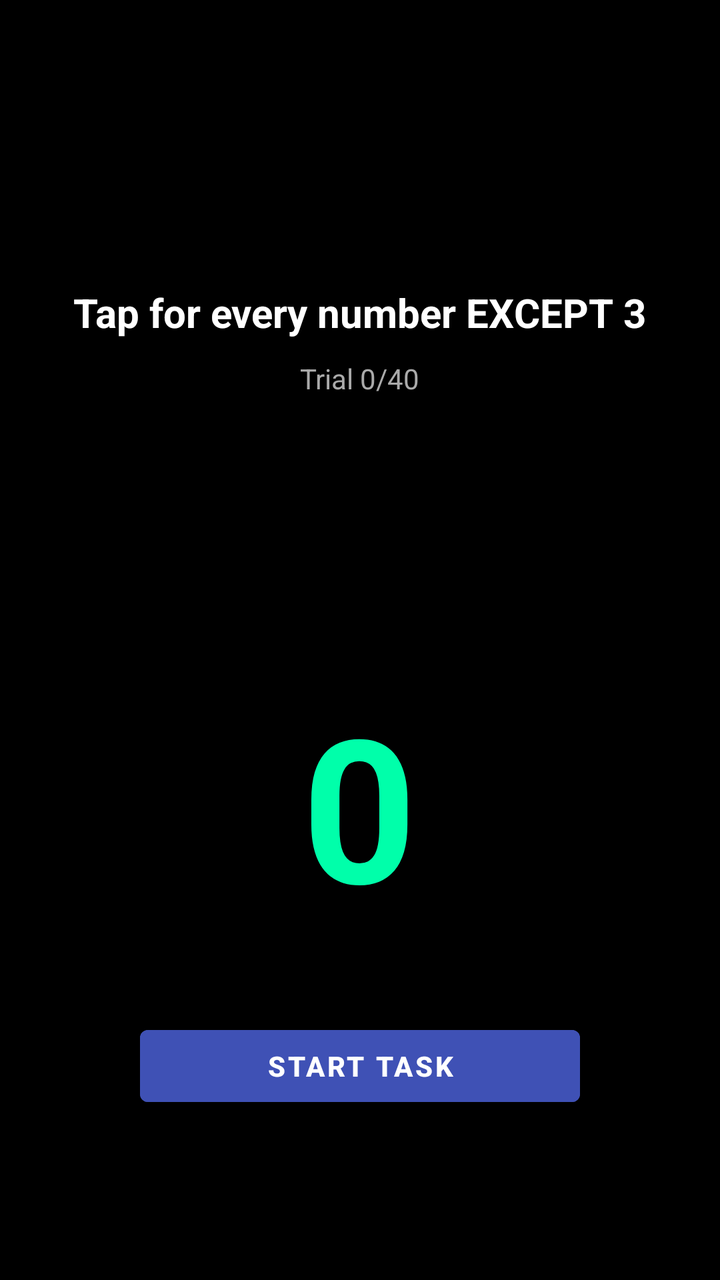
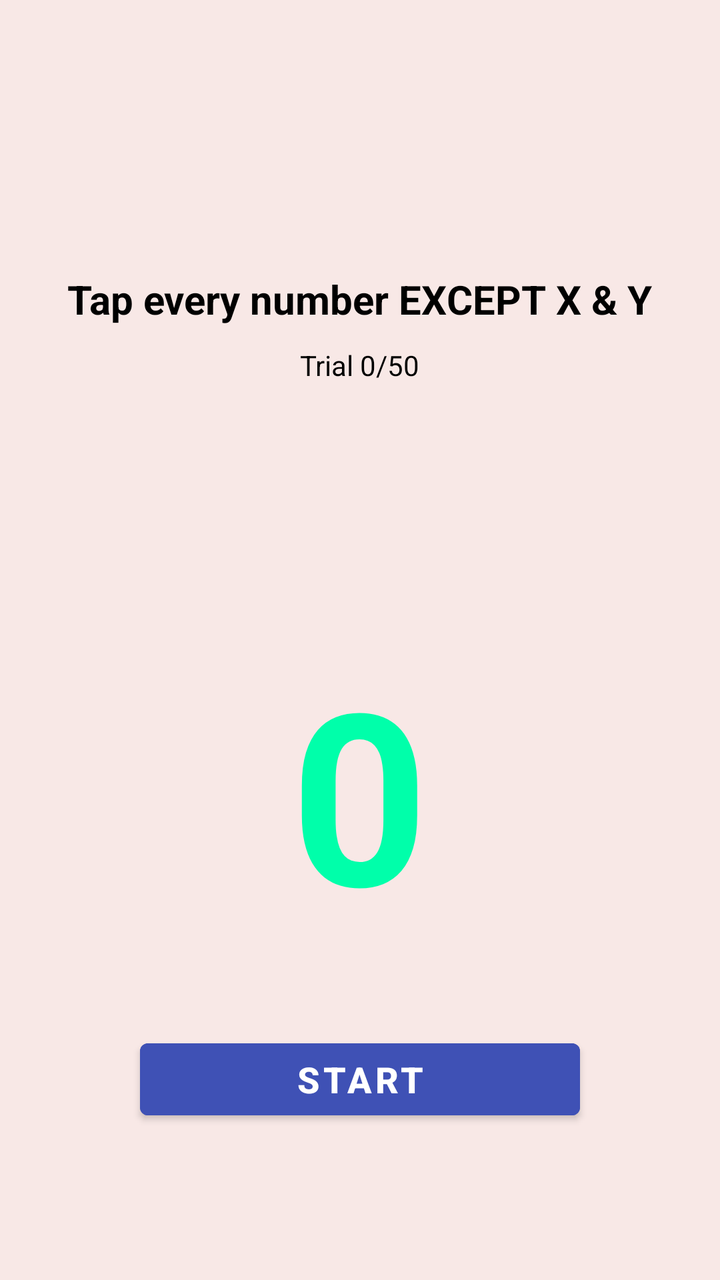

An Android layout rendered at two revisions. The XML below is the earlier revision; the diff shows what the commit changed to produce the second picture.
<!-- AndroidManifest.xml: application theme Theme.CogniSync -->
<!-- res/layout/activity_sart.xml -->
<?xml version="1.0" encoding="utf-8"?>
<RelativeLayout xmlns:android="http://schemas.android.com/apk/res/android"
    android:layout_width="match_parent"
    android:layout_height="match_parent"
    android:background="#000000"
    android:fitsSystemWindows="true"
    android:gravity="center">

    
    <TextView
        android:id="@+id/tvInstruction"
        android:layout_width="wrap_content"
        android:layout_height="wrap_content"
        android:text="Tap for every number EXCEPT 3"
        android:textColor="#FFFFFF"
        android:textSize="20sp"
        android:textStyle="bold"
        android:layout_alignParentTop="true"
        android:layout_centerHorizontal="true"
        android:layout_marginTop="60dp" />

    
    <TextView
        android:id="@+id/tvProgress"
        android:layout_width="wrap_content"
        android:layout_height="wrap_content"
        android:textColor="#AAAAAA"
        android:textSize="14sp"
        android:layout_below="@id/tvInstruction"
        android:layout_centerHorizontal="true"
        android:layout_marginTop="10dp"
        android:text="Trial 0/40" />

    
    <TextView
        android:id="@+id/tvNumber"
        android:layout_width="wrap_content"
        android:layout_height="wrap_content"
        android:text="0"
        android:textColor="#00FFAA"
        android:textStyle="bold"
        android:textSize="100sp"
        android:layout_centerInParent="true" />

    
    <Button
        android:id="@+id/btnStart"
        android:layout_width="220dp"
        android:layout_height="wrap_content"
        android:layout_below="@id/tvNumber"
        android:layout_centerHorizontal="true"
        android:layout_marginTop="40dp"
        android:text="Start Task"
        android:textColor="#FFFFFF"
        android:textStyle="bold"
        android:backgroundTint="#3F51B5" />

</RelativeLayout>
<!-- resources referenced by this layout -->
<resources>
  <style name="Theme.CogniSync" parent="Theme.MaterialComponents.DayNight.NoActionBar">
  
  
  
          
          <item name="android:statusBarColor">@android:color/white</item>
          <item name="android:windowLightStatusBar">true</item>
  
      </style>
</resources>

<!-- the commit's change to res/layout/activity_sart.xml (unified diff, before → after) -->
@@ -2,7 +2,7 @@
 <RelativeLayout xmlns:android="http://schemas.android.com/apk/res/android"
     android:layout_width="match_parent"
     android:layout_height="match_parent"
-    android:background="#000000"
+    android:background="#F8E8E6"
     android:fitsSystemWindows="true"
     android:gravity="center">
 
@@ -11,8 +11,8 @@
         android:id="@+id/tvInstruction"
         android:layout_width="wrap_content"
         android:layout_height="wrap_content"
-        android:text="Tap for every number EXCEPT 3"
-        android:textColor="#FFFFFF"
+        android:text="Tap every number EXCEPT X &amp; Y"
+        android:textColor="#000000"
         android:textSize="20sp"
         android:textStyle="bold"
         android:layout_alignParentTop="true"
@@ -24,12 +24,12 @@
         android:id="@+id/tvProgress"
         android:layout_width="wrap_content"
         android:layout_height="wrap_content"
-        android:textColor="#AAAAAA"
+        android:textColor="#000000"
         android:textSize="14sp"
         android:layout_below="@id/tvInstruction"
         android:layout_centerHorizontal="true"
-        android:layout_marginTop="10dp"
-        android:text="Trial 0/40" />
+        android:text="Trial 0/50"
+        android:layout_marginTop="10dp"/>
 
     
     <TextView
@@ -39,20 +39,21 @@
         android:text="0"
         android:textColor="#00FFAA"
         android:textStyle="bold"
-        android:textSize="100sp"
-        android:layout_centerInParent="true" />
+        android:textSize="120sp"
+        android:layout_centerInParent="true"/>
 
     
     <Button
         android:id="@+id/btnStart"
         android:layout_width="220dp"
         android:layout_height="wrap_content"
+        android:text="Start"
+        android:textSize="18sp"
+        android:textColor="#FFFFFF"
+        android:textStyle="bold"
+        android:backgroundTint="#3F51B5"
         android:layout_below="@id/tvNumber"
         android:layout_centerHorizontal="true"
-        android:layout_marginTop="40dp"
-        android:text="Start Task"
-        android:textColor="#FFFFFF"
-        android:textStyle="bold"
-        android:backgroundTint="#3F51B5" />
+        android:layout_marginTop="40dp"/>
 
 </RelativeLayout>
